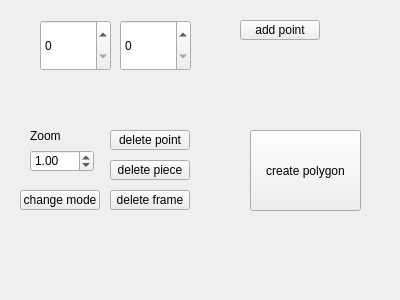
The window that ManPowerProb/manpowergui.ui (tnct-spc/procon2017-comp) describes before a commit, drawn with Qt 5.
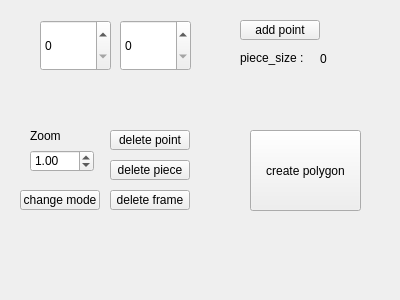
The same window after the commit.

Commit message: [add]Piece_countをGUI側に表示

Diff of the .ui file:
```diff
--- a/ManPowerProb/manpowergui.ui
+++ b/ManPowerProb/manpowergui.ui
@@ -155,6 +155,32 @@
     <string>Zoom</string>
    </property>
   </widget>
+  <widget class="QLabel" name="piece_count">
+   <property name="geometry">
+    <rect>
+     <x>320</x>
+     <y>51</y>
+     <width>81</width>
+     <height>16</height>
+    </rect>
+   </property>
+   <property name="text">
+    <string>0</string>
+   </property>
+  </widget>
+  <widget class="QLabel" name="label_2">
+   <property name="geometry">
+    <rect>
+     <x>240</x>
+     <y>50</y>
+     <width>81</width>
+     <height>16</height>
+    </rect>
+   </property>
+   <property name="text">
+    <string>piece_size : </string>
+   </property>
+  </widget>
  </widget>
  <resources/>
  <connections/>
```
The commit also changes 4 other files.
